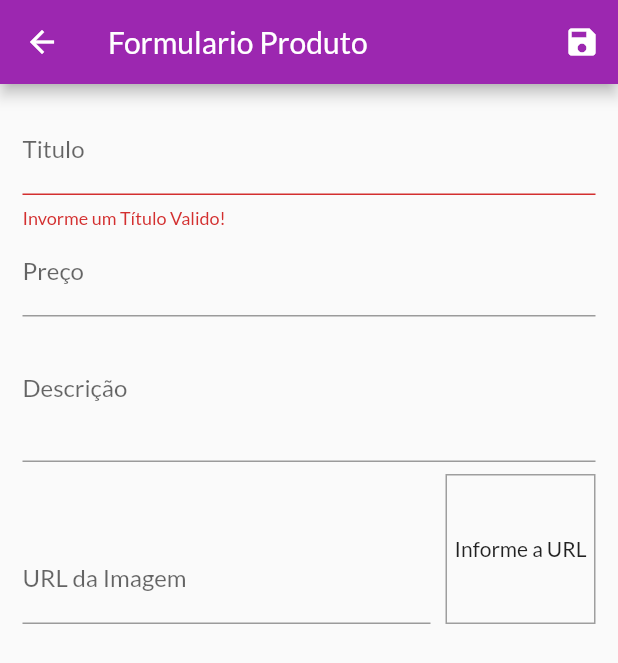
After one commit to ArantesVictor/app_shop, a Flutter app: the ProductFormScreen screen opened by its route, after a tap on the "save" icon, on a phone screen of 412 x 824 dp. The commit adds this screen. Shown: the top 663 px of the screen. Run offline on Flutter 3.47's test engine with Material 2 defaults, Android fonts, the phone set to English and light mode, and no system bars; network calls fail.

Commit message:
segunda parte app

```diff
--- a/lib/main.dart
+++ b/lib/main.dart
@@ -3,6 +3,8 @@ import 'package:provider/provider.dart';
 import './providers/products.dart';
 import './views/cart_screen.dart';
 import './views/orders_screen.dart';
+import './views/products_screen.dart';
+import './views/product_form_screen.dart';
 
 import 'providers/cart.dart';
 import 'providers/orders.dart';
@@ -39,6 +41,8 @@ class MyApp extends StatelessWidget {
           AppRoutes.PRODUCT_DETAIL: (ctx) => ProductDetailScreen(),
           AppRoutes.CART: (ctx) => CartScreen(),
           AppRoutes.ORDERS: (ctx) => OrdersScreen(),
+          AppRoutes.PRODUCTS: (ctx) => ProductsScreen(),
+          AppRoutes.PRODUCT_FORM: (ctx) => ProductFormScreen(),
         },
       ),
     );
--- a/lib/providers/product.dart
+++ b/lib/providers/product.dart
@@ -9,7 +9,7 @@ class Product with ChangeNotifier {
   bool isFavorite;
 
   Product({
-    @required this.id,
+    this.id,
     @required this.title,
     @required this.description,
     @required this.price,
--- a/lib/utils/app_routes.dart
+++ b/lib/utils/app_routes.dart
@@ -3,4 +3,6 @@ class AppRoutes {
   static const PRODUCT_DETAIL = '/product-detail';
   static const CART = '/cart';
   static const ORDERS = '/orders';
+  static const PRODUCTS = '/products';
+  static const PRODUCT_FORM = '/product-form';
 }
--- /dev/null
+++ b/lib/views/product_form_screen.dart
@@ -0,0 +1,229 @@
+import 'package:flutter/material.dart';
+import 'package:provider/provider.dart';
+import '../providers/product.dart';
+import '../providers/products.dart';
+
+class ProductFormScreen extends StatefulWidget {
+  @override
+  _ProductFormScreenState createState() => _ProductFormScreenState();
+}
+
+class _ProductFormScreenState extends State<ProductFormScreen> {
+  final _priceFocusNote = FocusNode();
+  final _descriptionFocusNote = FocusNode();
+  final _imageUrlFocusNote = FocusNode();
+  final _imageUrlController = TextEditingController();
+  final _form = GlobalKey<FormState>();
+  final _formData = Map<String, Object>();
+
+  @override
+  void initState() {
+    super.initState();
+    _imageUrlFocusNote.addListener(_updateImage);
+  }
+
+  @override
+  void didChangeDependencies() {
+    super.didChangeDependencies();
+
+    if (_formData.isEmpty) {
+      final product = ModalRoute.of(context).settings.arguments as Product;
+
+      if (product != null) {
+        _formData['id'] = product.id;
+        _formData['title'] = product.title;
+        _formData['price'] = product.price;
+        _formData['description'] = product.description;
+        _formData['imageUrl'] = product.imageUrl;
+
+        _imageUrlController.text = _formData['imageUrl'];
+      } else {
+        _formData['price'] = '';
+      }
+    }
+  }
+
+  void _updateImage() {
+    if (isValidImageUrl(_imageUrlController.text)) {
+      setState(() {});
+    }
+  }
+
+  bool isValidImageUrl(String url) {
+    bool startsWithHttp = url.toLowerCase().startsWith('http://');
+    bool startsWithHttps = url.toLowerCase().startsWith('https://');
+
+    bool endsWithPng = url.toLowerCase().startsWith('.png');
+    bool endsWithJpg = url.toLowerCase().startsWith('.jpg');
+    bool endsWithJpeg = url.toLowerCase().startsWith('.jpeg');
+
+    return (startsWithHttp || startsWithHttps) &&
+        (endsWithPng || endsWithJpg || endsWithJpeg);
+  }
+
+  void _saveForm() {
+    var _isValid = _form.currentState.validate();
+
+    if (!_isValid) {
+      return;
+    }
+
+    _form.currentState.save();
+
+    final product = new Product(
+      id: _formData['id'],
+      title: _formData['title'],
+      price: _formData['price'],
+      description: _formData['description'],
+      imageUrl: _formData['imageUrl'],
+    );
+
+    final products = Provider.of<Products>(context, listen: false);
+    if (_formData['id'] == null) {
+      products.addProduct(product);
+    } else {
+      products.upDateProduct(product);
+    }
+    Navigator.of(context).pop();
+  }
+
+  @override
+  void dispose() {
+    super.dispose();
+    _priceFocusNote.dispose();
+    _descriptionFocusNote.dispose();
+    _imageUrlFocusNote.removeListener(_updateImage);
+    _imageUrlFocusNote.dispose();
+  }
+
+  @override
+  Widget build(BuildContext context) {
+    return Scaffold(
+      appBar: AppBar(
+        title: Text('Formulario Produto'),
+        actions: <Widget>[
+          IconButton(
+            icon: Icon(Icons.save),
+            onPressed: () => _saveForm(),
+          ),
+        ],
+      ),
+      body: Padding(
+        padding: const EdgeInsets.all(15),
+        child: Form(
+          key: _form,
+          child: ListView(
+            children: <Widget>[
+              TextFormField(
+                initialValue: _formData['title'],
+                decoration: InputDecoration(labelText: 'Titulo'),
+                textInputAction: TextInputAction.next,
+                onFieldSubmitted: (_) {
+                  FocusScope.of(context).requestFocus(_priceFocusNote);
+                },
+                onSaved: (value) => _formData['title'] = value,
+                validator: (value) {
+                  bool isEmpty = value.trim().isEmpty;
+                  bool isInvalid = value.trim().length <= 3;
+
+                  if (isEmpty || isInvalid) {
+                    return 'Invorme um Título Valido!';
+                  }
+
+                  return null;
+                },
+              ),
+              TextFormField(
+                initialValue: _formData['price'].toString(),
+                decoration: InputDecoration(labelText: 'Preço'),
+                textInputAction: TextInputAction.next,
+                focusNode: _priceFocusNote,
+                keyboardType: TextInputType.numberWithOptions(decimal: true),
+                onFieldSubmitted: (_) {
+                  FocusScope.of(context).requestFocus(_descriptionFocusNote);
+                },
+                onSaved: (value) => _formData['price'] = double.parse(value),
+                validator: (value) {
+                  bool isEmpty = value.trim().isEmpty;
+                  var newPrice = double.parse(value);
+                  bool isInvalid = newPrice == null || newPrice <= 0;
+
+                  if (isEmpty || isInvalid) {
+                    return 'Invorme um Preço Valido!';
+                  }
+
+                  return null;
+                },
+              ),
+              TextFormField(
+                initialValue: _formData['description'],
+                decoration: InputDecoration(labelText: 'Descrição'),
+                focusNode: _descriptionFocusNote,
+                maxLines: 3,
+                keyboardType: TextInputType.multiline,
+                onSaved: (value) => _formData['description'] = value,
+                validator: (value) {
+                  bool isEmpty = value.trim().isEmpty;
+                  bool isInvalid = value.trim().length <= 10;
+
+                  if (isEmpty || isInvalid) {
+                    return 'Invorme uma Descrição Valida!';
+                  }
+
+                  return null;
+                },
+              ),
+              Row(
+                crossAxisAlignment: CrossAxisAlignment.end,
+                children: <Widget>[
+                  Expanded(
+                    child: TextFormField(
+                      decoration: InputDecoration(labelText: 'URL da Imagem'),
+                      keyboardType: TextInputType.url,
+                      textInputAction: TextInputAction.done,
+                      focusNode: _imageUrlFocusNote,
+                      controller: _imageUrlController,
+                      onFieldSubmitted: (_) {
+                        _saveForm();
+                      },
+                      onSaved: (value) => _formData['imageUrl'] = value,
+                      validator: (value) {
+                        bool isEmpty = value.trim().isEmpty;
+                        bool isInvalid = isValidImageUrl(value);
+                        if (isEmpty || isInvalid) {
+                          return 'Invorme uma URL Valida!';
+                        }
+
+                        return null;
+                      },
+                    ),
+                  ),
+                  Container(
+                    height: 100,
+                    width: 100,
+                    margin: EdgeInsets.only(
+                      top: 8,
+                      left: 10,
+                    ),
+                    decoration: BoxDecoration(
+                      border: Border.all(color: Colors.grey, width: 1),
+                    ),
+                    alignment: Alignment.center,
+                    child: _imageUrlController.text.isEmpty
+                        ? Text('Informe a URL')
+                        : FittedBox(
+                            child: Image.network(
+                              _imageUrlController.text,
+                              fit: BoxFit.cover,
+                            ),
+                          ),
+                  ),
+                ],
+              ),
+            ],
+          ),
+        ),
+      ),
+    );
+  }
+}
--- a/lib/widgeds/product_grid.dart
+++ b/lib/widgeds/product_grid.dart
@@ -1,6 +1,6 @@
 import 'package:flutter/material.dart';
 import 'package:provider/provider.dart';
-import '../widgeds/product_item.dart';
+import '../widgeds/product_grid_item.dart';
 import '../providers/products.dart';
 
 class ProductGrid extends StatelessWidget {
@@ -17,7 +17,7 @@ class ProductGrid extends StatelessWidget {
       itemCount: products.length,
       itemBuilder: (ctx, index) => ChangeNotifierProvider.value(
         value: products[index],
-        child: ProductItem(),
+        child: ProductGridItem(),
       ),
       gridDelegate: SliverGridDelegateWithFixedCrossAxisCount(
         crossAxisCount: 2,
```
Also changed, not shown: lib/providers/cart.dart (+23 -0 lines), lib/providers/products.dart (+35 -2 lines), lib/views/products_screen.dart (added, +42 -0 lines), lib/widgeds/app_drawer.dart (+8 -0 lines), lib/widgeds/cart_item_widget..dart (+22 -0 lines), lib/widgeds/product_grid_item.dart (added, +66 -0 lines), lib/widgeds/product_item.dart (+48 -39 lines).
